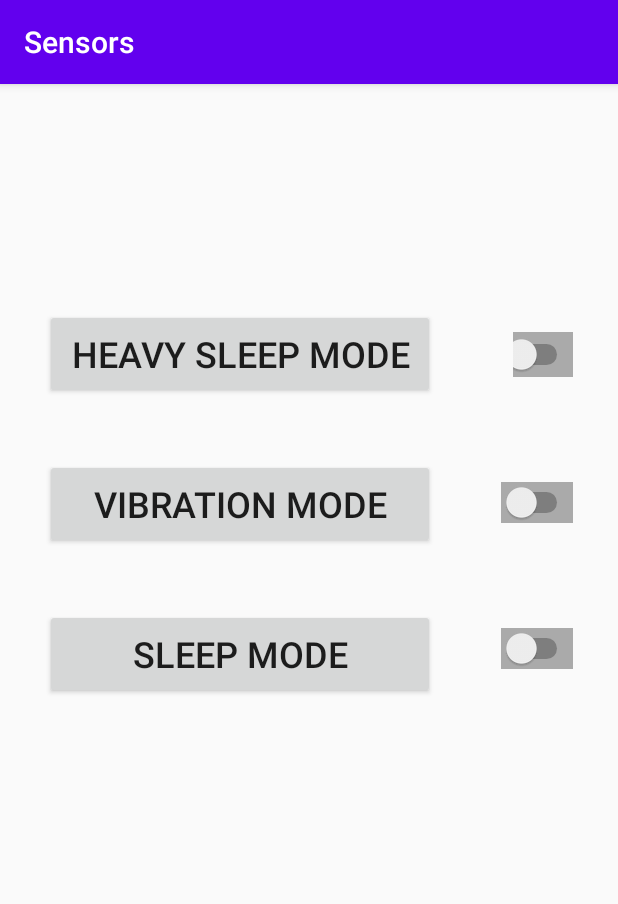
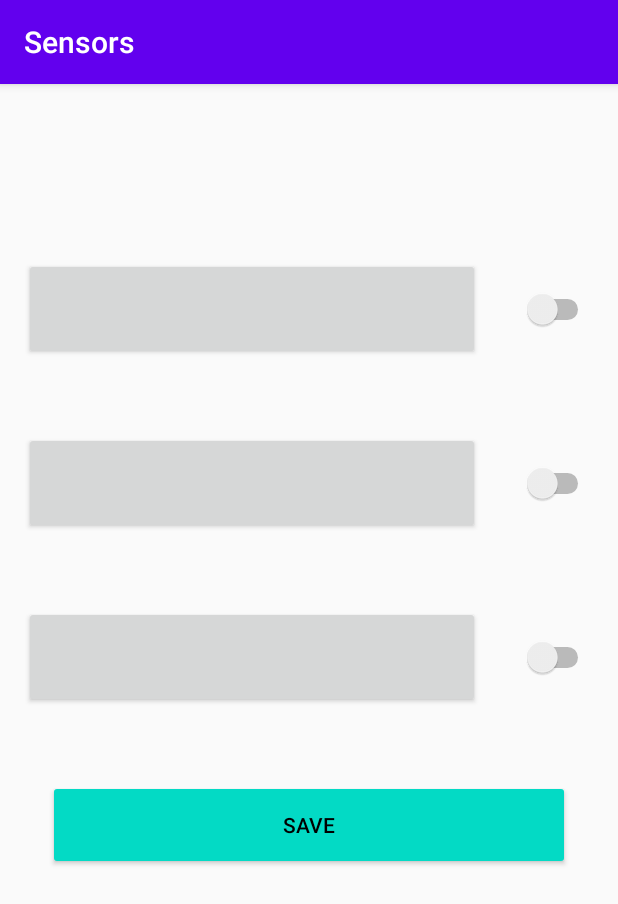
Before and after one commit to sharif-dev/HW2, an Android app: the screen it shows after launch (MainActivity), on a phone screen of 412 x 824 dp. Shown: the top 904 px of the screen. Run offline under Robolectric (Android 15) with nearby library versions, the phone set to English and light mode, and no system bars.

Commit message:
some changes

```diff
--- a/app/src/main/AndroidManifest.xml
+++ b/app/src/main/AndroidManifest.xml
@@ -9,6 +9,7 @@
         android:roundIcon="@mipmap/ic_launcher_round"
         android:supportsRtl="true"
         android:theme="@style/AppTheme">
+        <activity android:name=".sleep_activity"></activity>
         <activity android:name=".MainActivity">
             <intent-filter>
                 <action android:name="android.intent.action.MAIN" />
--- a/app/src/main/java/com/example/sensors/MainActivity.java
+++ b/app/src/main/java/com/example/sensors/MainActivity.java
@@ -2,13 +2,13 @@ package com.example.sensors;
 
 import androidx.appcompat.app.AppCompatActivity;
 
+import android.content.Intent;
 import android.hardware.Sensor;
 import android.hardware.SensorEvent;
 import android.hardware.SensorEventListener;
 import android.os.Bundle;
 import android.view.View;
 import android.widget.Button;
-import android.widget.EditText;
 import android.widget.Switch;
 
 public class MainActivity extends AppCompatActivity implements SensorEventListener {
@@ -18,19 +18,12 @@ public class MainActivity extends AppCompatActivity implements SensorEventListen
     private Button heavySleepButton;
     private Button vibrationButton;
     private Button sleepButton;
-    private double sleepCriticalAngle = 0;
-    private EditText angleText;
-    private Button saveButton;
+    private double sleepCriticalAngle = 0.0;
 
     @Override
     protected void onCreate(Bundle savedInstanceState) {
         super.onCreate(savedInstanceState);
         setContentView(R.layout.activity_main);
-        initialize();
-
-    }
-
-    public void initialize() {
         heavySleepSwitch = findViewById(R.id.switch1);
         vibrationSwitch = findViewById(R.id.switch2);
         sleepSwitch = findViewById(R.id.switch3);
@@ -40,13 +33,12 @@ public class MainActivity extends AppCompatActivity implements SensorEventListen
 
         sleepButton.setOnClickListener(new View.OnClickListener() {
             @Override
-            public void onClick(View view) {
-                setContentView(R.layout.sleep_layout);
-                sleepActivity();
+            public void onClick(View v) {
+                startActivity(new Intent(MainActivity.this, sleep_activity.class));
             }
         });
+
     }
-
 
     @Override
     public void onSensorChanged(SensorEvent sensorEvent) {
@@ -57,19 +49,4 @@ public class MainActivity extends AppCompatActivity implements SensorEventListen
     public void onAccuracyChanged(Sensor sensor, int i) {
 
     }
-
-    public void sleepActivity() {
-        angleText = findViewById(R.id.angle);
-        angleText.setText(String.valueOf(sleepCriticalAngle));
-        saveButton = findViewById(R.id.save);
-
-        saveButton.setOnClickListener(new View.OnClickListener() {
-            @Override
-            public void onClick(View view) {
-                sleepCriticalAngle = Double.parseDouble(angleText.getText().toString());
-                setContentView(R.layout.activity_main);
-                initialize();
-            }
-        });
-    }
 }
--- /dev/null
+++ b/app/src/main/java/com/example/sensors/sleep_activity.java
@@ -0,0 +1,20 @@
+package com.example.sensors;
+
+import androidx.appcompat.app.AppCompatActivity;
+
+import android.os.Bundle;
+import android.widget.Button;
+import android.widget.EditText;
+
+public class sleep_activity extends AppCompatActivity {
+    private EditText angleText;
+    private Button saveButton;
+
+    @Override
+    protected void onCreate(Bundle savedInstanceState) {
+        super.onCreate(savedInstanceState);
+        setContentView(R.layout.activity_sleep);
+        angleText = findViewById(R.id.angle);
+        saveButton = findViewById(R.id.save);
+    }
+}
--- a/app/src/main/res/layout/activity_main.xml
+++ b/app/src/main/res/layout/activity_main.xml
@@ -1,78 +1,87 @@
 <?xml version="1.0" encoding="utf-8"?>
-<androidx.constraintlayout.widget.ConstraintLayout xmlns:android="http://schemas.android.com/apk/res/android"
+<RelativeLayout xmlns:android="http://schemas.android.com/apk/res/android"
     xmlns:app="http://schemas.android.com/apk/res-auto"
     xmlns:tools="http://schemas.android.com/tools"
     android:layout_width="match_parent"
     android:layout_height="match_parent"
     tools:context=".MainActivity">
 
+    <LinearLayout
+        android:id="@+id/linear1"
+        android:layout_width="match_parent"
+        android:layout_height="100dp"
+        android:layout_marginTop="100dp"
+        android:orientation="horizontal"
+        android:padding="16dp">
+
+        <Button
+            android:id="@+id/first"
+            android:layout_width="0dp"
+            android:layout_height="match_parent"
+            android:layout_weight="4" />
+
         <Switch
-        android:id="@+id/switch3"
-        android:layout_width="wrap_content"
-        android:layout_height="wrap_content"
-        android:layout_marginTop="70dp"
-        android:layout_marginEnd="30dp"
-        android:layout_marginRight="30dp"
-        android:background="@android:color/darker_gray"
-        app:layout_constraintEnd_toEndOf="parent"
-        app:layout_constraintTop_toBottomOf="@+id/switch2" />
+            android:id="@+id/switch1"
+            android:layout_width="0dp"
+            android:layout_height="match_parent"
+            android:layout_weight="1"
+            android:gravity="center" />
+    </LinearLayout>
+
+    <LinearLayout
+        android:id="@+id/linear2"
+        android:layout_width="match_parent"
+        android:layout_height="100dp"
+        android:layout_below="@+id/linear1"
+        android:layout_marginTop="16dp"
+        android:orientation="horizontal"
+        android:padding="16dp">
+
+        <Button
+            android:id="@+id/second"
+            android:layout_width="0dp"
+            android:layout_height="match_parent"
+            android:layout_weight="4" />
 
         <Switch
             android:id="@+id/switch2"
-        android:layout_width="wrap_content"
-        android:layout_height="wrap_content"
-        android:layout_marginTop="70dp"
-        android:layout_marginEnd="30dp"
-        android:layout_marginRight="30dp"
-        android:background="@android:color/darker_gray"
-        app:layout_constraintEnd_toEndOf="parent"
-        app:layout_constraintTop_toBottomOf="@+id/switch1" />
+            android:layout_width="0dp"
+            android:layout_height="match_parent"
+            android:layout_weight="1"
+            android:gravity="center" />
+    </LinearLayout>
+
+    <LinearLayout
+        android:id="@+id/linear3"
+        android:layout_width="match_parent"
+        android:layout_height="100dp"
+        android:layout_below="@+id/linear2"
+        android:layout_marginTop="16dp"
+        android:orientation="horizontal"
+        android:padding="16dp">
 
         <Button
             android:id="@+id/third"
-        android:layout_width="260dp"
-        android:layout_height="60dp"
-        android:layout_marginStart="30dp"
-        android:layout_marginLeft="30dp"
-        android:layout_marginTop="40dp"
-        android:text="Sleep Mode"
-        android:textSize="24sp"
-        app:layout_constraintStart_toStartOf="parent"
-        app:layout_constraintTop_toBottomOf="@+id/second" />
+            android:layout_width="0dp"
+            android:layout_height="match_parent"
+            android:layout_weight="4" />
+
+        <Switch
+            android:id="@+id/switch3"
+            android:layout_width="0dp"
+            android:layout_height="match_parent"
+            android:layout_weight="1"
+            android:gravity="center" />
+    </LinearLayout>
 
     <Button
-        android:id="@+id/first"
-        android:layout_width="260dp"
+        style="@style/Widget.AppCompat.Button.Colored"
+        android:layout_width="match_parent"
         android:layout_height="60dp"
-        android:layout_marginStart="30dp"
-        android:layout_marginLeft="30dp"
-        android:layout_marginTop="150dp"
-        android:text="Heavy Sleep Mode"
-        android:textSize="24sp"
-        app:layout_constraintStart_toStartOf="parent"
-        app:layout_constraintTop_toTopOf="parent" />
+        android:layout_below="@id/linear3"
+        android:layout_margin="32dp"
+        android:padding="16dp"
+        android:text="SAVE"
+        android:textColor="#000000" />
 
-    <Button
-        android:id="@+id/second"
-        android:layout_width="260dp"
-        android:layout_height="60dp"
-        android:layout_marginStart="30dp"
-        android:layout_marginLeft="30dp"
-        android:layout_marginTop="250dp"
-        android:text="vibration mode"
-        android:textSize="24sp"
-        app:layout_constraintStart_toStartOf="parent"
-        app:layout_constraintTop_toTopOf="parent" />
-
-    <Switch
-        android:id="@+id/switch1"
-        android:layout_width="40dp"
-        android:layout_height="30dp"
-        android:layout_marginTop="165dp"
-        android:layout_marginEnd="30dp"
-        android:layout_marginRight="30dp"
-        android:background="@android:color/darker_gray"
-        app:layout_constraintEnd_toEndOf="parent"
-        app:layout_constraintTop_toTopOf="parent" />
-
-</androidx.constraintlayout.widget.ConstraintLayout>
+</RelativeLayout>
--- a/app/src/main/res/layout/sleep_layout.xml
+++ b/app/src/main/res/layout/activity_sleep.xml
@@ -51,6 +51,7 @@
         android:layout_marginRight="80dp"
         android:background="#FDFBFB"
         android:gravity="center"
+        android:inputType="numberDecimal"
         app:layout_constraintEnd_toEndOf="parent"
         app:layout_constraintHorizontal_bias="0.494"
         app:layout_constraintStart_toStartOf="parent"
--- a/build.gradle
+++ b/build.gradle
@@ -8,7 +8,7 @@ buildscript {
 
     }
     dependencies {
-        classpath 'com.android.tools.build:gradle:3.6.0'
+        classpath 'com.android.tools.build:gradle:3.6.2'
 
 
         // NOTE: Do not place your application dependencies here; they belong
```
Lines whose indentation alone changed are shown as unchanged.
